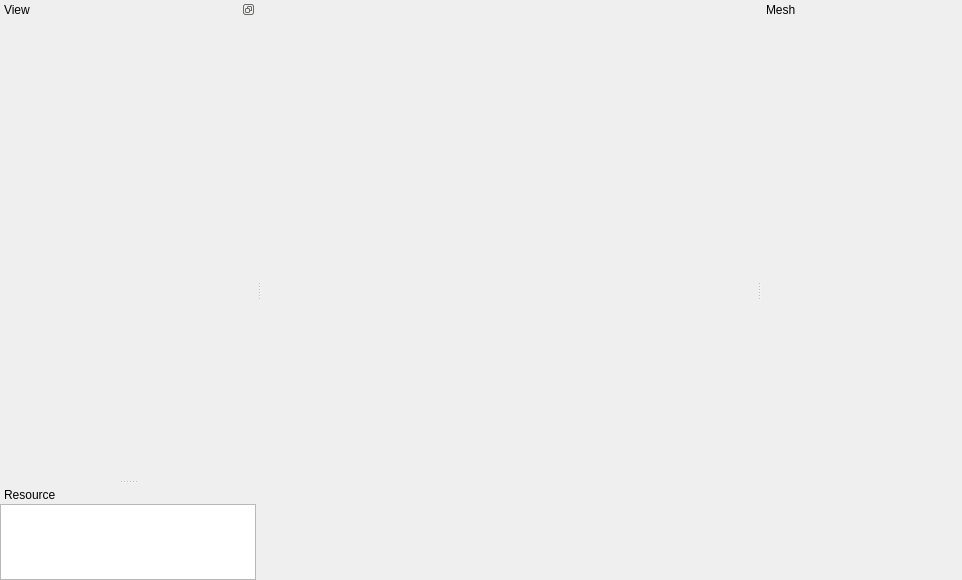
Before: the Qt Designer form Source/TIMEditor/EditorWindow.ui in williamallas/TIMEngine2, drawn with Qt 5.
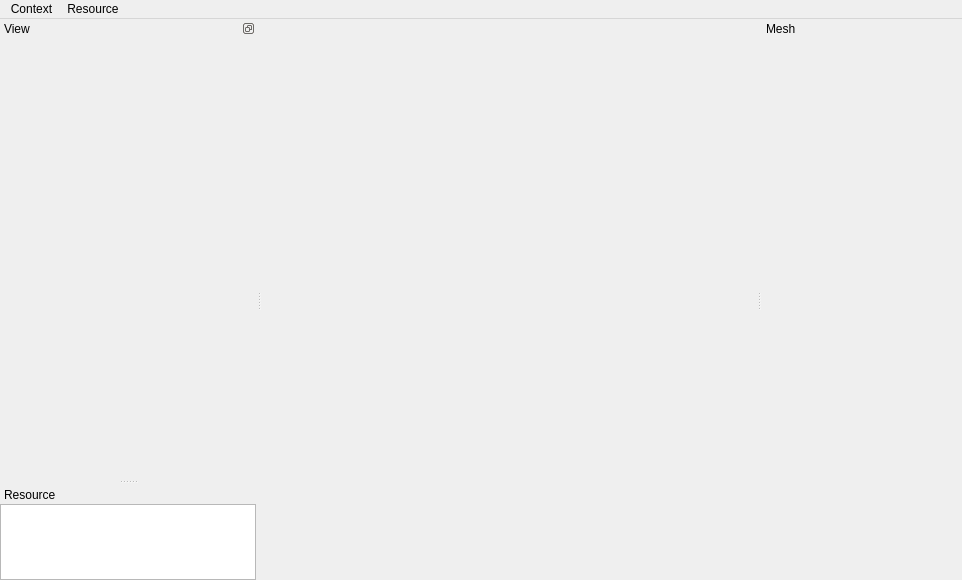
After: the same form once the commit is applied. Custom widgets are drawn as their Qt base class.

Commit message: menus are created in the ui

What changed in the file:
```diff
--- a/Source/TIMEditor/EditorWindow.ui
+++ b/Source/TIMEditor/EditorWindow.ui
@@ -59,6 +59,21 @@
      <height>21</height>
     </rect>
    </property>
+   <widget class="QMenu" name="menuContext">
+    <property name="title">
+     <string>Context</string>
+    </property>
+    <addaction name="actionClose_Context"/>
+   </widget>
+   <widget class="QMenu" name="menuResource">
+    <property name="title">
+     <string>Resource</string>
+    </property>
+    <addaction name="actionAdd_folder"/>
+    <addaction name="actionAdd_folder_recursively"/>
+   </widget>
+   <addaction name="menuContext"/>
+   <addaction name="menuResource"/>
   </widget>
   <widget class="FullScreenDock" name="viewDockWidget">
    <property name="sizePolicy">
```
Left out of the diff: 15 changed lines with no effect on the pictures. The commit also changes 2 other files.
